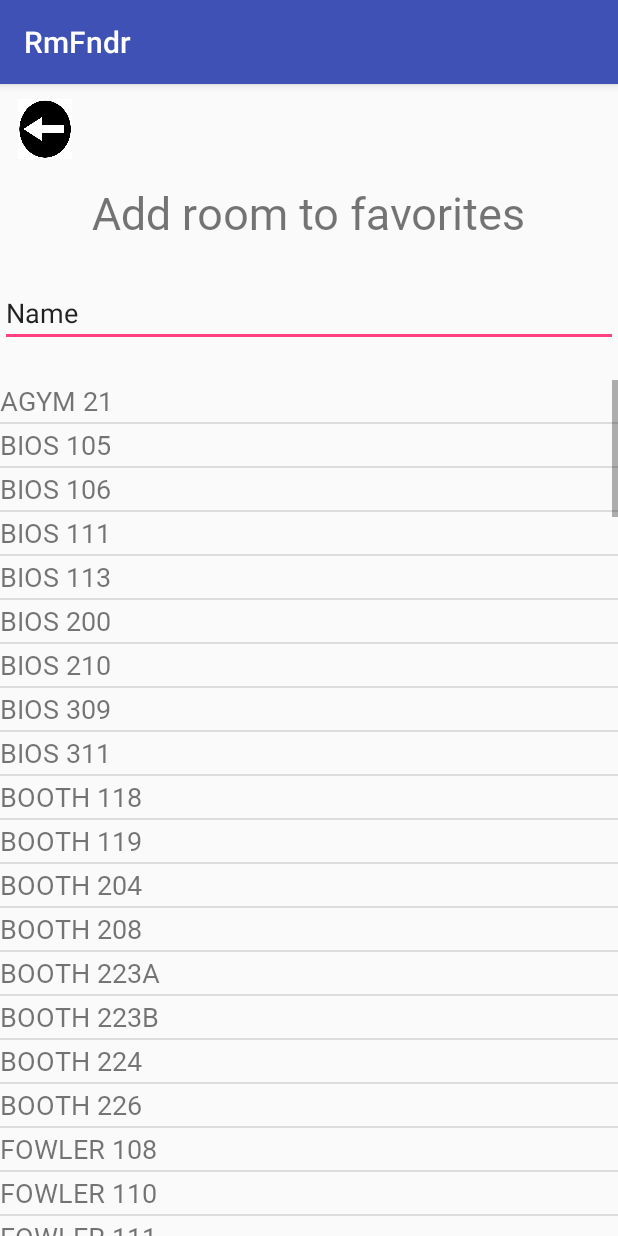
After one commit to crzeller11/RoomFndr, an Android app: the FavoriteAddActivity screen opened directly, with no data from a screen before it, on a phone screen of 412 x 824 dp. The commit adds this screen. Run offline under Robolectric (Android 15) with nearby library versions, the phone set to English and light mode, and no system bars.

Commit message:
Added a new activity to search for rooms to add to favorites

```diff
--- a/app/src/main/AndroidManifest.xml
+++ b/app/src/main/AndroidManifest.xml
@@ -22,6 +22,7 @@
         <activity android:name=".FavoritesActivity"/>
         <activity android:name=".SearchResultActivity"/>
         <activity android:name=".DatabaseHelper"/>
+        <activity android:name=".FavoriteAddActivity"/>
 
     </application>
 
--- /dev/null
+++ b/app/src/main/java/com/example/chloerainezeller/roomfndr/FavoriteAddActivity.java
@@ -0,0 +1,173 @@
+package com.example.chloerainezeller.roomfndr;
+
+import android.content.Context;
+import android.content.Intent;
+import android.os.Bundle;
+import android.support.v7.app.AppCompatActivity;
+import android.text.Editable;
+import android.text.TextWatcher;
+import android.view.LayoutInflater;
+import android.view.View;
+import android.view.ViewGroup;
+import android.widget.AdapterView;
+import android.widget.BaseAdapter;
+import android.widget.EditText;
+import android.widget.Filter;
+import android.widget.Filterable;
+import android.widget.ImageButton;
+import android.widget.ListView;
+import android.widget.TextView;
+
+import java.util.ArrayList;
+
+// ACTIVITY THAT LETS USERS SEARCH A ROOM, AND ADD IT TO THEIR ACTIVITIES
+public class FavoriteAddActivity extends AppCompatActivity {
+    private Context myContext;
+    private EditText favoritesSearch;
+    private ImageButton backButton;
+    private ListView roomListView;
+    private MyAdapter adapter;
+
+    @Override
+    protected void onCreate(Bundle savedInstanceState) {
+        super.onCreate(savedInstanceState);
+        setContentView(R.layout.add_to_favorites_activity);
+        myContext = this;
+
+        roomListView = findViewById(R.id.favoritesListView);
+        backButton = findViewById(R.id.imageButtonGoBackFavs);
+
+        ArrayList<String> allRooms = SearchActivity.allRooms();
+
+        adapter = new FavoriteAddActivity.MyAdapter(this, allRooms);
+        roomListView.setAdapter(adapter);
+
+
+
+
+        final EditText filterEditText = (EditText) findViewById(R.id.editTextFavorites);
+
+        filterEditText.addTextChangedListener(new TextWatcher() {
+            @Override
+            public void onTextChanged(CharSequence s, int start, int before, int count) {
+                // Call back the Adapter with current character to Filter
+                adapter.getFilter().filter(s.toString());
+            }
+            @Override
+            public void beforeTextChanged(CharSequence s, int start, int count, int after) {
+            }
+            @Override
+            public void afterTextChanged(Editable s) {
+            }
+        });
+
+        roomListView.setOnItemClickListener(new AdapterView.OnItemClickListener() {
+            @Override
+            public void onItemClick(AdapterView<?> adapterView, View view, int position, long l) {
+                Object itemName = roomListView.getItemAtPosition(position);
+                String selectedRoom = itemName.toString();
+                // TODO: take selected room and add to database, if already there, notify w/ Toast, otherwise, add away
+
+
+            }
+        });
+
+
+    }
+
+    public class MyAdapter extends BaseAdapter implements Filterable {
+
+        ArrayList<String> arrayList;
+        ArrayList<String> mOriginalValues; // Original Values
+        LayoutInflater inflater;
+
+        public MyAdapter(Context context, ArrayList<String> arrayList) {
+            this.arrayList = arrayList;
+            inflater = LayoutInflater.from(context);
+        }
+
+        @Override
+        public int getCount() {
+            return arrayList.size();
+        }
+
+        @Override
+        public Object getItem(int position) {
+            return arrayList.get(position);
+        }
+
+        @Override
+        public long getItemId(int position) {
+            return position;
+        }
+
+        private class ViewHolder {
+            TextView textView;
+        }
+
+        @Override
+        public View getView(int position, View convertView, ViewGroup parent) {
+
+            FavoriteAddActivity.MyAdapter.ViewHolder holder = null;
+
+            if (convertView == null) {
+
+                holder = new FavoriteAddActivity.MyAdapter.ViewHolder();
+                convertView = inflater.inflate(R.layout.list_item_room, null);
+                holder.textView = convertView.findViewById(R.id.roomListName);
+                convertView.setTag(holder);
+            } else {
+                holder = (FavoriteAddActivity.MyAdapter.ViewHolder) convertView.getTag();
+            }
+            holder.textView.setText(arrayList.get(position));
+            return convertView;
+        }
+
+
+        @Override
+        public Filter getFilter() {
+            Filter filter = new Filter() {
+
+                @SuppressWarnings("unchecked")
+                @Override
+                protected void publishResults(CharSequence constraint, FilterResults results) {
+
+                    arrayList = (ArrayList<String>) results.values; // has the filtered values
+                    notifyDataSetChanged();  // notifies the data with new filtered values
+                }
+
+                @Override
+                protected FilterResults performFiltering(CharSequence constraint) {
+                    FilterResults results = new FilterResults();
+                    ArrayList<String> FilteredArrList = new ArrayList<String>();
+
+                    if (mOriginalValues == null) {
+                        mOriginalValues = new ArrayList<String>(arrayList);
+                    }
+
+                    if (constraint == null || constraint.length() == 0) {
+                        results.count = mOriginalValues.size();
+                        results.values = mOriginalValues;
+                    } else {
+                        constraint = constraint.toString().toLowerCase();
+                        for (int i = 0; i < mOriginalValues.size(); i++) {
+                            String data = mOriginalValues.get(i);
+                            if (data.toLowerCase().startsWith(constraint.toString())) {
+                                FilteredArrList.add(data);
+                            }
+                        }
+                        results.count = FilteredArrList.size();
+                        results.values = FilteredArrList;
+                    }
+                    return results;
+                }
+            };
+            return filter;
+        }
+    }
+
+    public void favoritesGoBack(View view) {
+        Intent intent = new Intent(myContext, SearchActivity.class);
+        startActivity(intent);
+    }
+}
--- a/app/src/main/java/com/example/chloerainezeller/roomfndr/FavoritesActivity.java
+++ b/app/src/main/java/com/example/chloerainezeller/roomfndr/FavoritesActivity.java
@@ -26,4 +26,10 @@ public class FavoritesActivity extends AppCompatActivity {
         Intent intent = new Intent(myContext, SearchActivity.class);
         startActivity(intent);
     }
+
+    public void addToFavorites(View view) {
+        // FIXME
+        Intent intent = new Intent(myContext, FavoriteAddActivity.class);
+        startActivity(intent);
+    }
 }
--- a/app/src/main/java/com/example/chloerainezeller/roomfndr/SearchActivity.java
+++ b/app/src/main/java/com/example/chloerainezeller/roomfndr/SearchActivity.java
@@ -116,6 +116,10 @@ public class SearchActivity extends AppCompatActivity {
         ArrayList<String> allRooms = allRooms();
         HashMap<String, ArrayList> roomOccupation = roomOccupation(dailyReservations);
 
+        if (dailyReservations.size() == 0) {
+            return allRooms;
+        }
+
         //int curHour = Integer.parseInt(timestamp[0]);
         //int curMinute = Integer.parseInt(timestamp[1]);
         int curHour = 17;
@@ -187,7 +191,7 @@ public class SearchActivity extends AppCompatActivity {
 
     }
 
-    public ArrayList<String> allRooms() {
+    public static ArrayList<String> allRooms() {
         ArrayList<String> allRooms = new ArrayList<>(Arrays.asList(
                 "AGYM 21", "BIOS 105", "BIOS 106", "BIOS 111", "BIOS 113", "BIOS 200", "BIOS 210",
                 "BIOS 309", "BIOS 311", "BOOTH 118", "BOOTH 119", "BOOTH 204", "BOOTH 208",
@@ -273,7 +277,7 @@ public class SearchActivity extends AppCompatActivity {
 
                 @SuppressWarnings("unchecked")
                 @Override
-                protected void publishResults(CharSequence constraint,FilterResults results) {
+                protected void publishResults(CharSequence constraint, FilterResults results) {
 
                     arrayList = (ArrayList<String>) results.values; // has the filtered values
                     notifyDataSetChanged();  // notifies the data with new filtered values
--- /dev/null
+++ b/app/src/main/res/layout/add_to_favorites_activity.xml
@@ -0,0 +1,49 @@
+<?xml version="1.0" encoding="utf-8"?>
+<RelativeLayout
+    xmlns:android="http://schemas.android.com/apk/res/android"
+    xmlns:app="http://schemas.android.com/apk/res-auto"
+    android:layout_width="match_parent"
+    android:layout_height="match_parent">
+
+    <TextView
+        android:id="@+id/textViewAddToFavorites"
+        android:layout_width="wrap_content"
+        android:layout_height="wrap_content"
+        android:layout_alignParentTop="true"
+        android:layout_centerHorizontal="true"
+        android:layout_marginTop="65dp"
+        android:text="Add room to favorites"
+        android:fontFamily="@font/main_light"
+        android:textSize="30sp"/>
+
+    <EditText
+        android:id="@+id/editTextFavorites"
+        android:layout_width="match_parent"
+        android:layout_height="wrap_content"
+        android:layout_alignParentStart="true"
+        android:layout_alignParentTop="true"
+        android:layout_marginTop="130dp"
+        android:ems="10"
+        android:hint="@string/hint"
+        android:inputType="textPersonName"
+        android:text="Name" />
+
+    <ListView
+        android:id="@+id/favoritesListView"
+        android:layout_width="match_parent"
+        android:layout_height="match_parent"
+        android:layout_alignParentStart="true"
+        android:layout_alignParentTop="true"
+        android:layout_marginTop="197dp" />
+
+    <ImageButton
+        android:id="@+id/imageButtonGoBackFavs"
+        android:layout_width="60dp"
+        android:layout_height="60dp"
+        style="?android:attr/borderlessButtonStyle"
+        android:layout_alignParentStart="true"
+        android:scaleType="fitXY"
+        android:onClick="favoritesGoBack"
+        android:layout_alignParentTop="true"
+        app:srcCompat="@drawable/back_button" />
+</RelativeLayout>
```
Also changed, not shown: app/src/main/assets/reservations.json (+1 -1 lines), app/src/main/res/layout/favorites_activity.xml (+11 -0 lines).
